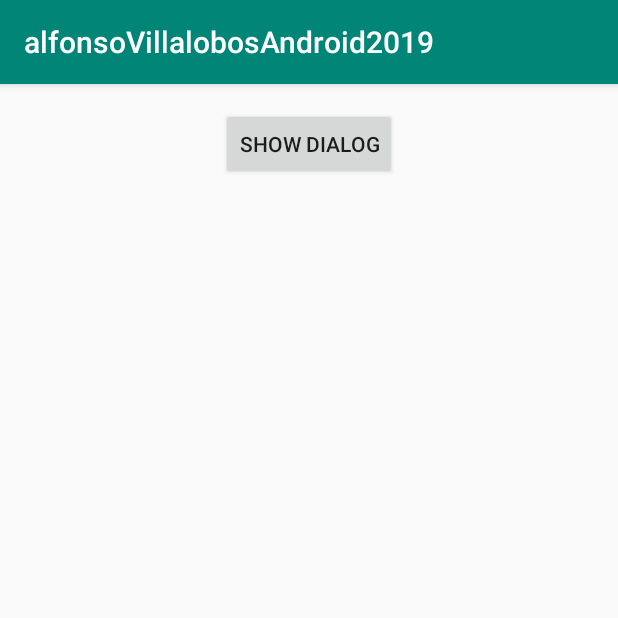
After one commit to alfonsocv12/Alfonso_VIllalobos_android2019, an Android app: the Dialog screen opened directly, with no data from a screen before it, on a phone screen of 412 x 824 dp, the top half of it. The commit adds this screen. Run offline under Robolectric (Android 15) with nearby library versions, the phone set to English and light mode, and no system bars.

Commit message:
Agregar valores nuevos

```diff
--- a/app/src/main/AndroidManifest.xml
+++ b/app/src/main/AndroidManifest.xml
@@ -9,7 +9,7 @@
             android:roundIcon="@mipmap/ic_launcher_round"
             android:supportsRtl="true"
             android:theme="@style/AppTheme">
-        <activity android:name=".dialog"></activity>
+        <activity android:name=".Dialog"></activity>
         <activity android:name=".TempConverter" />
         <activity android:name=".TimeFighter" />
         <activity android:name=".HelloWorld" />
--- /dev/null
+++ b/app/src/main/java/com/example/alfonsovillalobosandroid2019/Dialog.kt
@@ -0,0 +1,41 @@
+package com.example.alfonsovillalobosandroid2019
+
+import androidx.appcompat.app.AppCompatActivity
+import android.os.Bundle
+import android.view.View
+import androidx.appcompat.app.AlertDialog
+import kotlinx.android.synthetic.main.activity_dialog.*
+import kotlinx.android.synthetic.main.login_dialog.view.*
+
+class Dialog : AppCompatActivity() {
+
+    override fun onCreate(savedInstanceState: Bundle?) {
+        super.onCreate(savedInstanceState)
+        setContentView(R.layout.activity_dialog)
+        showDialog()
+    }
+
+    /*
+    * Funcion encargada de dar
+    * funcion al boton de mostrar dialogo*/
+    private fun showDialog(){
+        btnShowDialog.setOnClickListener {
+            val myDialogView = layoutInflater.inflate(R.layout.login_dialog, null)
+            val mBuilder = AlertDialog.Builder(this).setView(myDialogView).setTitle("login form").show()
+            setLogin(myDialogView, mBuilder)
+        }
+    }
+
+    /*
+    * Funcion encargada de darle accion
+    * al boton del loggin*/
+    private fun setLogin(myDialogView: View, mBuilder: AlertDialog){
+        myDialogView.btnLogin.setOnClickListener {
+            val name = myDialogView.txtName.text.toString()
+            val email = myDialogView.txtEmail.text.toString()
+            val password = myDialogView.txtPassword.text.toString()
+            txtLogin.setText(" Nombre: ${name} \n Email: ${email} \n Password: ${password}")
+            mBuilder.dismiss()
+        }
+    }
+}
--- a/app/src/main/res/layout/activity_dialog.xml
+++ b/app/src/main/res/layout/activity_dialog.xml
@@ -4,6 +4,24 @@
         xmlns:tools="http://schemas.android.com/tools"
         android:layout_width="match_parent"
         android:layout_height="match_parent"
-        tools:context=".dialog">
+        tools:context=".Dialog">
 
+    <Button
+            android:id="@+id/btnShowDialog"
+            android:layout_width="wrap_content"
+            android:layout_height="wrap_content"
+            android:layout_marginTop="16dp"
+            android:text="@string/show_dialog"
+            app:layout_constraintEnd_toEndOf="parent"
+            app:layout_constraintStart_toStartOf="parent"
+            app:layout_constraintTop_toTopOf="parent" />
+
+    <TextView
+            android:id="@+id/txtLogin"
+            android:layout_width="197dp"
+            android:layout_height="116dp"
+            android:layout_marginTop="24dp"
+            app:layout_constraintEnd_toEndOf="parent"
+            app:layout_constraintStart_toStartOf="parent"
+            app:layout_constraintTop_toBottomOf="@+id/btnShowDialog" />
 </androidx.constraintlayout.widget.ConstraintLayout>
--- a/app/src/main/res/layout/activity_main.xml
+++ b/app/src/main/res/layout/activity_main.xml
@@ -66,7 +66,7 @@
             app:layout_constraintTop_toBottomOf="@+id/btnTimeFighter" />
 
     <Button
-            android:id="@+id/button"
+            android:id="@+id/btnActivityDialog"
             android:layout_width="wrap_content"
             android:layout_height="wrap_content"
             android:layout_marginTop="8dp"
--- a/app/src/main/res/values/strings.xml
+++ b/app/src/main/res/values/strings.xml
@@ -15,4 +15,10 @@
     <string name="convert_button">Convert</string>
     <string name="fahrenheit_edit_text">fahrenheit</string>
     <string name="button_4">dialog</string>
+    <string name="show_dialog">show dialog</string>
+    <string name="name">name</string>
+    <string name="email">email</string>
+    <string name="password">password</string>
+    <string name="login">login</string>
+    <string name="cancel">cancel</string>
 </resources>
```
Also changed, not shown: app/src/main/java/com/example/alfonsovillalobosandroid2019/MainActivity.kt (+10 -0 lines), app/src/main/java/com/example/alfonsovillalobosandroid2019/dialog.kt (deleted, +0 -12 lines), app/src/main/res/layout/login_dialog.xml (added, +44 -0 lines).
